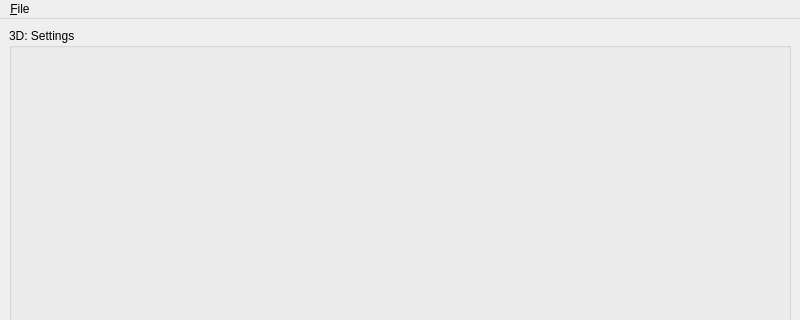
First picture: the form in src/lindu/Widgets/ui/LTomo3D.ui, repository yudhastyawan/lindu-software, before the edit; both pictures show x 0 to 800 and y 0 to 320 of the 800 by 600 pixel window.
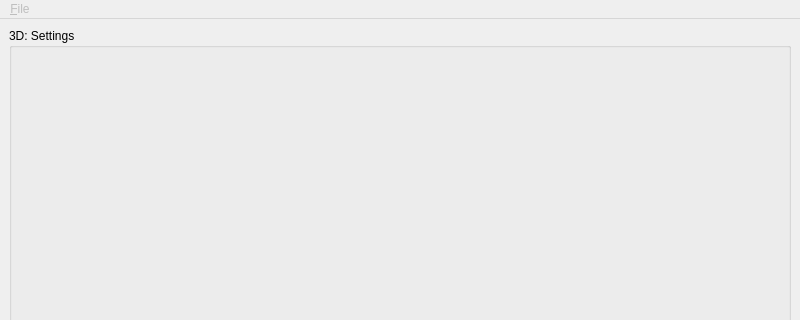
Second picture: the form after the edit.

Diff of the .ui file:
```diff
--- a/src/lindu/Widgets/ui/LTomo3D.ui
+++ b/src/lindu/Widgets/ui/LTomo3D.ui
@@ -34,6 +34,9 @@
     </rect>
    </property>
    <widget class="QMenu" name="menu_File">
+    <property name="enabled">
+     <bool>false</bool>
+    </property>
     <property name="title">
      <string>&amp;File</string>
     </property>
```
Left out of the diff: 1 changed line with no effect on the pictures.
